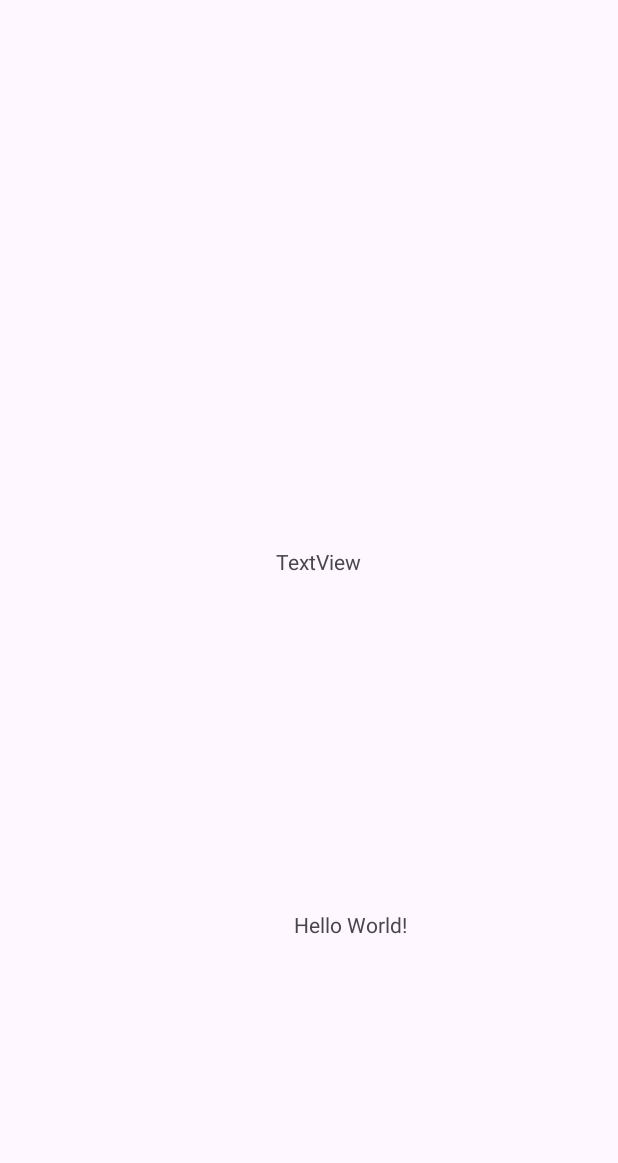
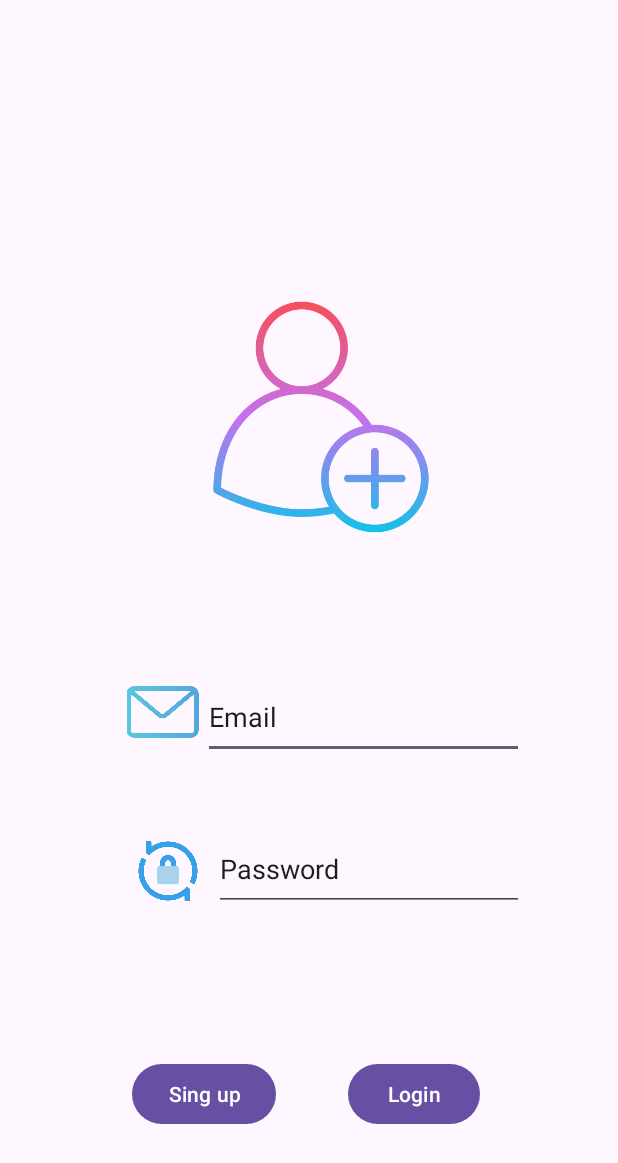
Before and after one commit to Alulestad/AppDMLabs, an Android app: the screen it shows after launch (MainActivity before the commit, LoginActivity after it), on a phone screen of 412 x 824 dp. Before the commit the part shown is almost empty. Shown: the top 1163 px of the screen. Run offline under Robolectric (Android 15) with nearby library versions, the phone set to English and light mode, and no system bars.

Commit message:
boceto_login

```diff
--- a/app/src/main/AndroidManifest.xml
+++ b/app/src/main/AndroidManifest.xml
@@ -13,10 +13,10 @@
         android:theme="@style/Theme.DmDLL"
         tools:targetApi="31">
         <activity
-            android:name=".LoginActivity"
+            android:name=".MainActivity"
             android:exported="false" />
         <activity
-            android:name=".MainActivity"
+            android:name=".LoginActivity"
             android:exported="true">
             <intent-filter>
                 <action android:name="android.intent.action.MAIN" />
--- a/app/src/main/res/layout/activity_login.xml
+++ b/app/src/main/res/layout/activity_login.xml
@@ -7,74 +7,98 @@
     android:layout_height="match_parent"
     tools:context=".MainActivity">
 
-    <ImageView
-        android:id="@+id/imageViewFotoUser"
-        android:layout_width="89dp"
-        android:layout_height="91dp"
-        app:layout_constraintBottom_toBottomOf="@+id/linearLayout"
-        app:layout_constraintEnd_toEndOf="parent"
-        app:layout_constraintHorizontal_bias="0.5"
+    <Button
+        android:id="@+id/button3"
+        android:layout_width="wrap_content"
+        android:layout_height="wrap_content"
+        android:layout_marginStart="88dp"
+        android:layout_marginTop="36dp"
+        android:text="Sing up"
         app:layout_constraintStart_toStartOf="parent"
-        app:layout_constraintTop_toTopOf="parent"
-        app:layout_constraintVertical_bias="0.45"
-        tools:srcCompat="@tools:sample/backgrounds/scenic" />
+        app:layout_constraintTop_toBottomOf="@+id/linearLayout" />
 
     <LinearLayout
         android:id="@+id/linearLayout"
         android:layout_width="300dp"
         android:layout_height="300dp"
-        android:layout_marginBottom="156dp"
         android:orientation="vertical"
         android:paddingLeft="16dp"
         android:paddingRight="16dp"
         app:layout_constraintBottom_toBottomOf="parent"
         app:layout_constraintEnd_toEndOf="parent"
         app:layout_constraintHorizontal_bias="0.585"
-        app:layout_constraintStart_toStartOf="parent" >
+        app:layout_constraintStart_toStartOf="parent"
+        app:layout_constraintTop_toTopOf="parent"
+        app:layout_constraintVertical_bias="0.705">
 
         <LinearLayout
             android:layout_width="match_parent"
-            android:layout_height="159dp"
+            android:layout_height="81dp"
+            android:orientation="horizontal"></LinearLayout>
+
+        <LinearLayout
+            android:layout_width="match_parent"
+            android:layout_height="101dp"
             android:orientation="horizontal">
 
             <ImageView
-                android:id="@+id/imageView5"
-                android:layout_width="wrap_content"
-                android:layout_height="wrap_content"
+                android:id="@+id/imageView3"
+                android:layout_width="53dp"
+                android:layout_height="48dp"
                 android:layout_weight="1"
-                tools:srcCompat="@tools:sample/backgrounds/scenic" />
+                app:srcCompat="@drawable/correo1" />
 
             <EditText
                 android:id="@+id/editTextText"
                 android:layout_width="wrap_content"
-                android:layout_height="wrap_content"
+                android:layout_height="55dp"
                 android:layout_weight="1"
                 android:ems="10"
                 android:inputType="text"
-                android:text="Name" />
+                android:text="Email" />
         </LinearLayout>
 
         <LinearLayout
             android:layout_width="match_parent"
-            android:layout_height="match_parent"
+            android:layout_height="115dp"
             android:orientation="horizontal">
 
             <ImageView
-                android:id="@+id/imageView6"
-                android:layout_width="wrap_content"
-                android:layout_height="wrap_content"
+                android:id="@+id/imageView4"
+                android:layout_width="68dp"
+                android:layout_height="57dp"
                 android:layout_weight="1"
-                tools:srcCompat="@tools:sample/backgrounds/scenic" />
+                app:srcCompat="@drawable/password1" />
 
             <EditText
                 android:id="@+id/editTextText2"
                 android:layout_width="wrap_content"
-                android:layout_height="wrap_content"
+                android:layout_height="55dp"
                 android:layout_weight="1"
                 android:ems="10"
                 android:inputType="text"
-                android:text="Name" />
+                android:text="Password" />
         </LinearLayout>
     </LinearLayout>
 
+    <ImageView
+        android:id="@+id/imageView2"
+        android:layout_width="164dp"
+        android:layout_height="172dp"
+        android:layout_marginStart="132dp"
+        android:layout_marginTop="192dp"
+        app:layout_constraintStart_toStartOf="parent"
+        app:layout_constraintTop_toTopOf="parent"
+        app:srcCompat="@drawable/usuario1" />
+
+    <Button
+        android:id="@+id/button2"
+        android:layout_width="wrap_content"
+        android:layout_height="wrap_content"
+        android:layout_marginTop="36dp"
+        android:layout_marginEnd="92dp"
+        android:text="Login"
+        app:layout_constraintEnd_toEndOf="parent"
+        app:layout_constraintTop_toBottomOf="@+id/linearLayout" />
+
 </androidx.constraintlayout.widget.ConstraintLayout>
--- a/app/src/main/res/layout/activity_main.xml
+++ b/app/src/main/res/layout/activity_main.xml
@@ -7,39 +7,64 @@
     tools:context=".MainActivity">
 
     <ImageView
-        android:id="@+id/imageView3"
-        android:layout_width="202dp"
-        android:layout_height="123dp"
+        android:id="@+id/imageView"
+        android:layout_width="224dp"
+        android:layout_height="204dp"
+        android:layout_marginStart="104dp"
         app:layout_constraintBottom_toBottomOf="parent"
-        app:layout_constraintEnd_toEndOf="parent"
-        app:layout_constraintHorizontal_bias="0.497"
         app:layout_constraintStart_toStartOf="parent"
         app:layout_constraintTop_toTopOf="parent"
-        app:layout_constraintVertical_bias="0.182"
-        tools:srcCompat="@tools:sample/backgrounds/scenic" />
+        app:layout_constraintVertical_bias="0.074"
+        app:srcCompat="@drawable/eren_jaeger_adulto" />
 
     <TextView
+        android:id="@+id/textView"
         android:layout_width="wrap_content"
         android:layout_height="wrap_content"
-        android:text="Hello World!"
-        app:layout_constraintBottom_toBottomOf="parent"
-        app:layout_constraintEnd_toEndOf="parent"
-        app:layout_constraintHorizontal_bias="0.583"
+        android:layout_marginStart="108dp"
+        android:layout_marginTop="48dp"
+        android:text="Bienvenido a mi mundo"
+        android:textSize="20sp"
         app:layout_constraintStart_toStartOf="parent"
-        app:layout_constraintTop_toTopOf="parent"
-        app:layout_constraintVertical_bias="0.754" />
+        app:layout_constraintTop_toBottomOf="@+id/imageView" />
 
     <TextView
-        android:id="@+id/textView9"
+        android:id="@+id/textView2"
+        android:layout_width="wrap_content"
+        android:layout_height="wrap_content"
+        android:layout_marginStart="172dp"
+        android:layout_marginTop="48dp"
+        android:text="Llumiquinga"
+        app:layout_constraintStart_toStartOf="parent"
+        app:layout_constraintTop_toBottomOf="@+id/textView" />
+
+    <TextView
+        android:id="@+id/textView3"
         android:layout_width="wrap_content"
         android:layout_height="wrap_content"
         android:layout_marginStart="184dp"
-        android:layout_marginTop="88dp"
-        android:text="TextView"
+        android:layout_marginTop="68dp"
+        android:text="Daniel"
+        app:layout_constraintStart_toStartOf="parent"
+        app:layout_constraintTop_toBottomOf="@+id/textView2" />
+
+    <TextView
+        android:id="@+id/textView4"
+        android:layout_width="wrap_content"
+        android:layout_height="wrap_content"
+        android:layout_marginStart="172dp"
+        android:layout_marginTop="36dp"
+        android:text="Masculino"
+        app:layout_constraintStart_toStartOf="parent"
+        app:layout_constraintTop_toBottomOf="@+id/textView3" />
+
+    <Button
+        android:id="@+id/button"
+        android:layout_width="wrap_content"
+        android:layout_height="wrap_content"
+        android:layout_marginStart="160dp"
+        android:layout_marginBottom="36dp"
+        android:text="Iniciar"
         app:layout_constraintBottom_toBottomOf="parent"
-        app:layout_constraintStart_toStartOf="parent"
-        app:layout_constraintTop_toBottomOf="@+id/imageView3"
-        app:layout_constraintVertical_bias="0.056" />
-
-
+        app:layout_constraintStart_toStartOf="parent" />
 </androidx.constraintlayout.widget.ConstraintLayout>
```
Also changed, not shown: app/src/main/res/drawable/correo1.png (added), app/src/main/res/drawable/eren_jaeger_adulto.png (added), app/src/main/res/drawable/password1.png (added), app/src/main/res/drawable/usuario1.png (added).
